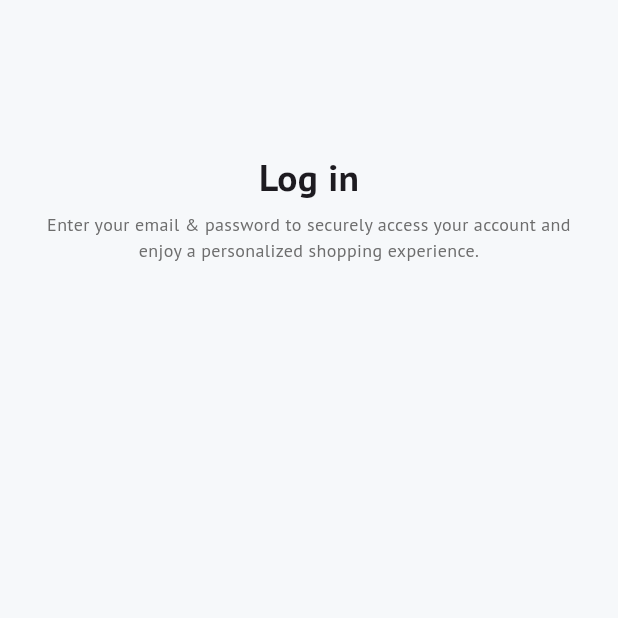
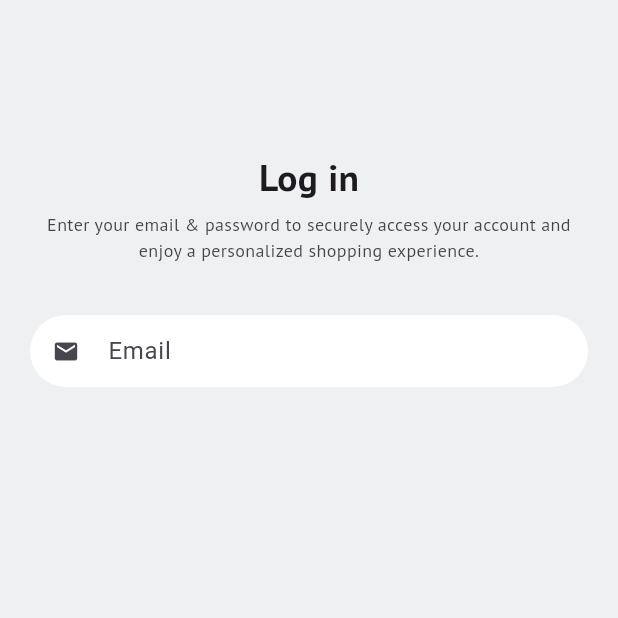
Before and after one commit to HashiniDivyanjanee/ecommerce_app, a Flutter app: the screen it shows after launch, on a phone screen of 412 x 824 dp, the top half of it. Run offline on Flutter 3.47's test engine with Material 3 defaults, Android fonts, the phone set to English and light mode, and no system bars.

Commit message:
Refactor AppColors and enhance Signin UI with styled TextField

```diff
--- a/lib/core/constants/colors/app_colors.dart
+++ b/lib/core/constants/colors/app_colors.dart
@@ -1,6 +1,6 @@
 import 'package:flutter/widgets.dart';
 
 class AppColors {
-  static const Color bgColor = Color.fromARGB(255, 246, 248, 250);
-  static const Color subTitleTextColor = Color.fromARGB(246, 104, 104, 104);
+  static const Color bgColor = Color.fromARGB(255, 238, 240, 241);
+  static const Color subTitleTextColor = Color.fromARGB(246, 61, 61, 61);
 }
--- a/lib/features/auth/ui/signIn.dart
+++ b/lib/features/auth/ui/signIn.dart
@@ -19,6 +19,21 @@ class Signin extends StatelessWidget {
                 sub_title:
                     "Enter your email & password to securely access your account and enjoy a personalized shopping experience.",
               ),
+              SizedBox(height: 35),
+              TextField(
+
+                decoration: InputDecoration(
+                  border: OutlineInputBorder(
+                    borderRadius: BorderRadius.circular(25),
+                    borderSide: BorderSide.none,
+                  ),
+                  hintText: "Email",
+                  prefixIcon: Icon(Icons.email),
+                 filled: true,
+                 fillColor: Colors.white,
+                 isDense: true
+                ),
+              ),
             ],
           ),
         ),
```
